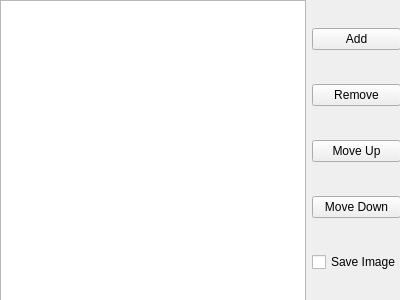
Qt form nefi2/view/pipeline_order.ui (05dirnbe/nefi) before a commit.
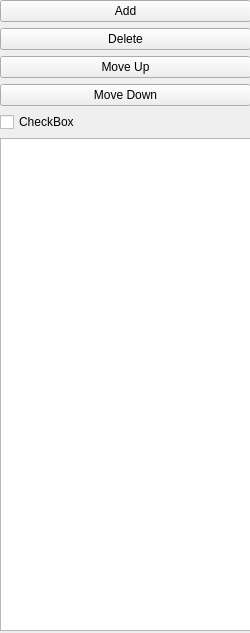
The same form after that commit.

Patch:
```diff
--- a/nefi2/view/pipeline_order.ui
+++ b/nefi2/view/pipeline_order.ui
@@ -6,10 +6,16 @@
    <rect>
     <x>0</x>
     <y>0</y>
-    <width>400</width>
-    <height>300</height>
+    <width>250</width>
+    <height>633</height>
    </rect>
   </property>
+  <property name="sizePolicy">
+   <sizepolicy hsizetype="Fixed" vsizetype="Fixed">
+    <horstretch>0</horstretch>
+    <verstretch>0</verstretch>
+   </sizepolicy>
+  </property>
   <property name="windowTitle">
    <string>Pipline_order</string>
   </property>
@@ -18,15 +24,10 @@
     <rect>
      <x>0</x>
      <y>0</y>
-     <width>401</width>
-     <height>301</height>
+     <width>251</width>
+     <height>631</height>
     </rect>
    </property>
-   <layout class="QHBoxLayout" name="horizontalLayout">
-    <item>
-     <widget class="QListView" name="listView"/>
-    </item>
-    <item>
      <layout class="QVBoxLayout" name="verticalLayout">
       <item>
        <widget class="QPushButton" name="pushButton">
@@ -35,16 +36,16 @@
         </property>
        </widget>
       </item>
-      <item>
-       <widget class="QPushButton" name="pushButton_3">
-        <property name="text">
-         <string>Remove</string>
-        </property>
-       </widget>
-      </item>
       <item>
        <widget class="QPushButton" name="pushButton_2">
         <property name="text">
+       <string>Delete</string>
+      </property>
+     </widget>
+    </item>
+    <item>
+     <widget class="QPushButton" name="pushButton_3">
+      <property name="text">
          <string>Move Up</string>
         </property>
        </widget>
@@ -54,22 +55,17 @@
         <property name="text">
          <string>Move Down</string>
         </property>
-        <property name="default">
-         <bool>false</bool>
-        </property>
-        <property name="flat">
-         <bool>false</bool>
-        </property>
        </widget>
       </item>
       <item>
        <widget class="QCheckBox" name="checkBox">
         <property name="text">
-         <string>Save Image</string>
+       <string>CheckBox</string>
         </property>
        </widget>
       </item>
-     </layout>
+    <item>
+     <widget class="QListWidget" name="listWidget"/>
     </item>
    </layout>
   </widget>
```
Left out of the diff: 2 changed lines with no effect on the pictures. Lines whose indentation alone changed are shown as unchanged.
